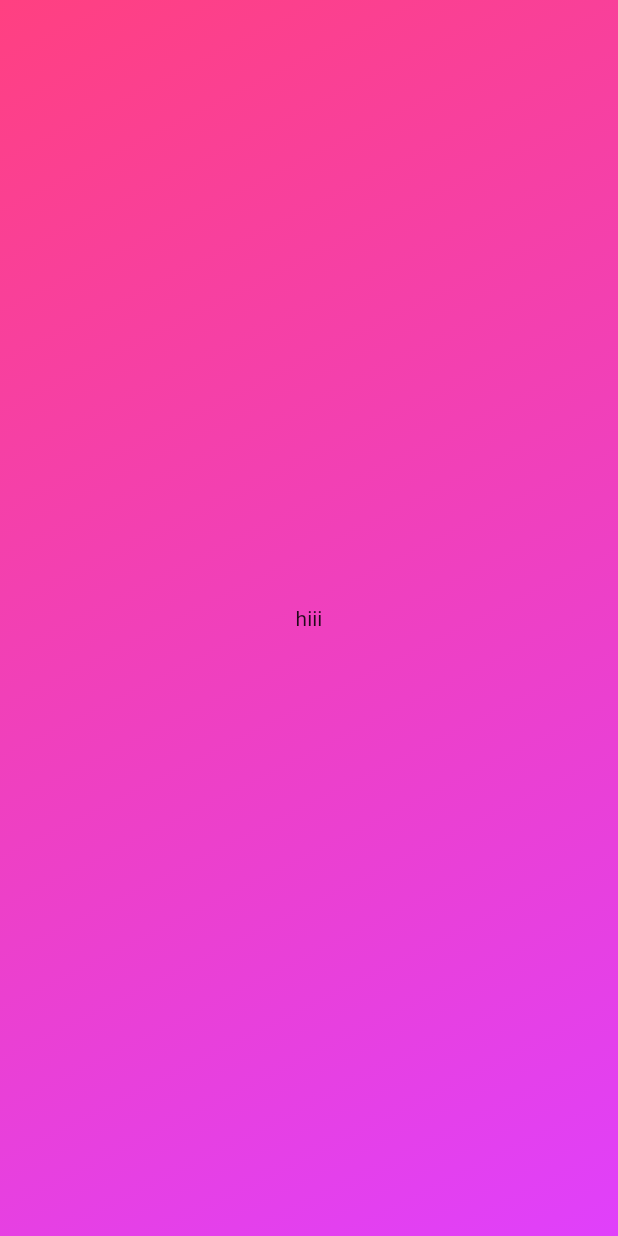
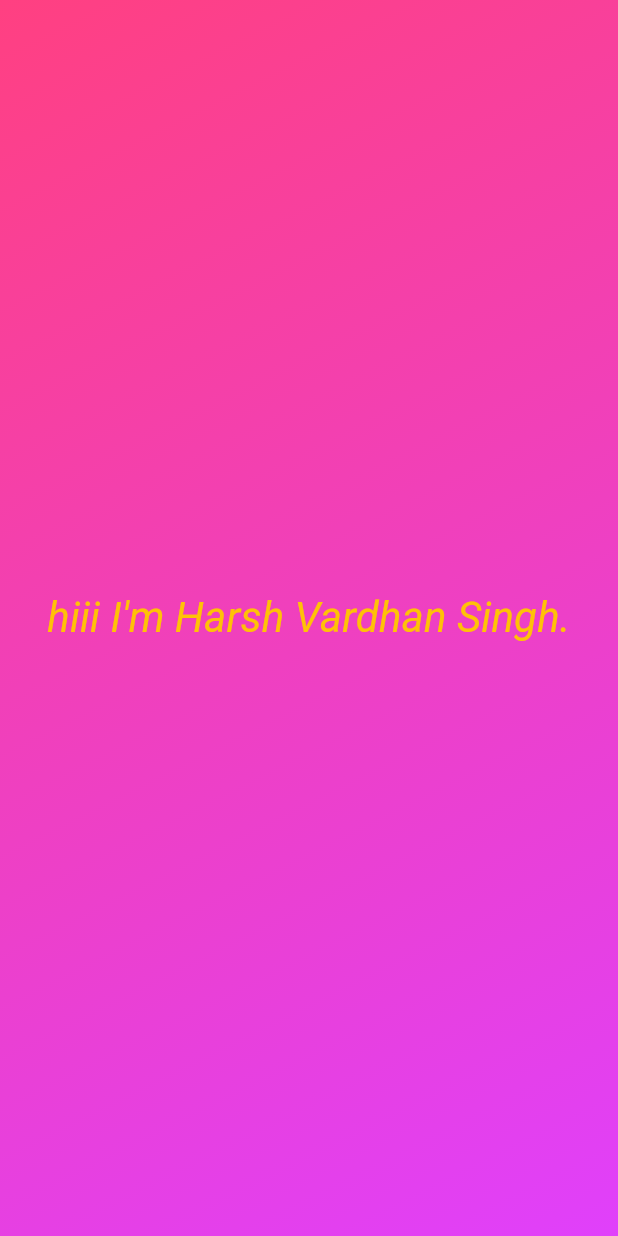
Before and after one commit to sharshv2012/first_app, a Flutter app: the screen it shows after launch, on a phone screen of 412 x 824 dp. Run offline on Flutter 3.47's test engine with Material 2 defaults, Android fonts, the phone set to English and light mode, and no system bars.

```diff
--- /dev/null
+++ b/lib/gradient_container.dart
@@ -0,0 +1,26 @@
+import 'package:first_app/styled_text.dart';
+import 'package:flutter/material.dart';
+
+
+class GradientContainer extends StatelessWidget {
+  const GradientContainer({super.key}); // a constructor , super.key passes key to the super class i.e Stateless widget.
+  // u can do some initialization work by giving it a body {}
+  // optional
+  // const constructor can't have a body.
+
+  @override
+  Widget build(BuildContext context) {
+    return Container(
+      decoration: const BoxDecoration(
+        gradient: LinearGradient(
+          colors: [Colors.pinkAccent, Colors.purpleAccent],
+          begin: Alignment.topLeft,
+          end: Alignment.bottomRight,
+        ),
+      ),
+      child: const Center(
+        child: StyledText()
+      ),
+    );
+  }
+}
--- /dev/null
+++ b/lib/styled_text.dart
@@ -0,0 +1,15 @@
+import 'package:flutter/material.dart';
+
+class StyledText extends StatelessWidget {
+
+  const StyledText({super.key});
+  @override
+  Widget build (context){
+    return  const Text(
+          "hiii I'm Harsh Vardhan Singh.",
+          style: TextStyle(
+              color: Colors.amber, fontSize: 28, fontStyle: FontStyle.italic),
+        );
+  }
+
+}
```
Also changed, not shown: lib/main.dart (+3 -17 lines).
